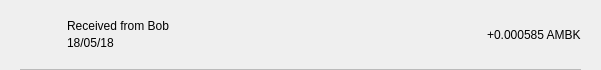
ambankcoin/Core-All-OS, file src/qt/ambankcoin/forms/txrow.ui: the form before one commit.
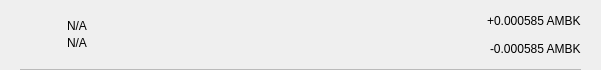
The form after the commit.

The edit to the form file:
```diff
--- a/src/qt/ambankcoin/forms/txrow.ui
+++ b/src/qt/ambankcoin/forms/txrow.ui
@@ -110,7 +110,7 @@
               <string notr="true"/>
              </property>
              <property name="text">
-              <string>Received from Bob</string>
+              <string notr="true">N/A</string>
              </property>
              <property name="alignment">
               <set>Qt::AlignBottom|Qt::AlignLeading|Qt::AlignLeft</set>
@@ -123,7 +123,7 @@
               <string notr="true"/>
              </property>
              <property name="text">
-              <string>18/05/18</string>
+              <string notr="true">N/A</string>
              </property>
              <property name="alignment">
               <set>Qt::AlignLeading|Qt::AlignLeft|Qt::AlignTop</set>
@@ -133,13 +133,47 @@
           </layout>
          </item>
          <item>
-          <widget class="QLabel" name="lblAmount">
-           <property name="styleSheet">
-            <string notr="true"/>
+          <widget class="QWidget" name="containerAmounts" native="true">
+           <property name="minimumSize">
+            <size>
+             <width>80</width>
+             <height>0</height>
+            </size>
            </property>
-           <property name="text">
-            <string>+0.000585 AMBK</string>
-           </property>
+           <layout class="QVBoxLayout" name="verticalLayout_4">
+            <property name="leftMargin">
+             <number>0</number>
+            </property>
+            <property name="topMargin">
+             <number>0</number>
+            </property>
+            <property name="rightMargin">
+             <number>0</number>
+            </property>
+            <property name="bottomMargin">
+             <number>0</number>
+            </property>
+            <item alignment="Qt::AlignRight">
+             <widget class="QLabel" name="lblAmountTop">
+              <property name="styleSheet">
+               <string notr="true"/>
+              </property>
+              <property name="text">
+               <string>+0.000585 AMBK</string>
+              </property>
+             </widget>
+            </item>
+            <item alignment="Qt::AlignRight">
+             <widget class="QLabel" name="lblAmountBottom">
+              <property name="styleSheet">
+               <string notr="true"/>
+              </property>
+              <property name="text">
+               <string>-0.000585 AMBK</string>
+              </property>
+             </widget>
+            </item>
+           </layout>
           </widget>
          </item>
         </layout>
```
